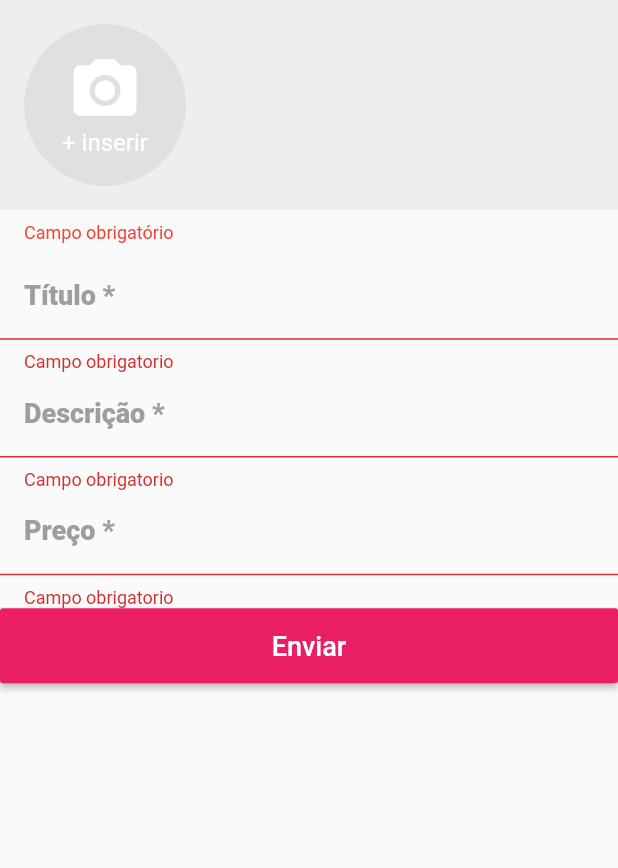
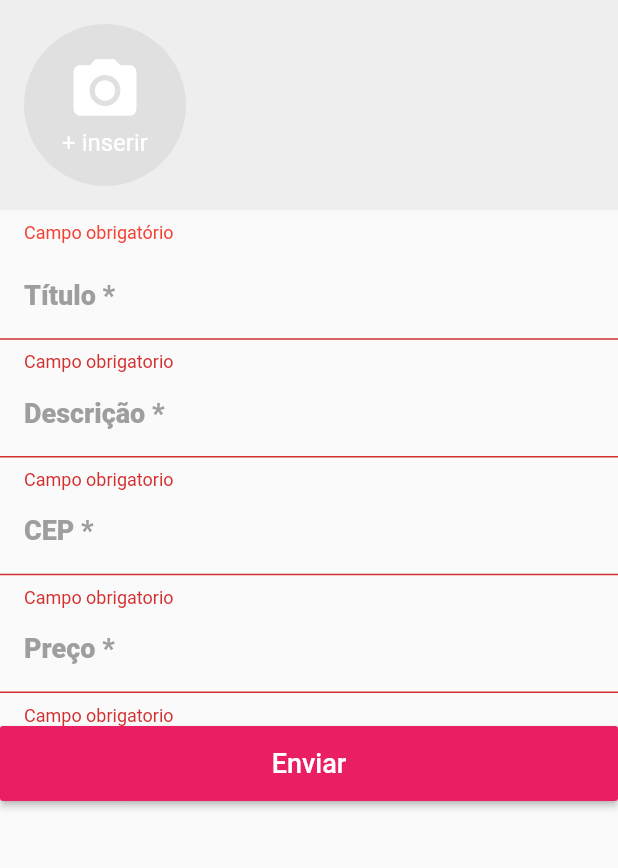
Before and after one commit to maximillianfx/flutter-course, a Flutter app: the CreateScreen screen opened directly, after a tap on "Enviar", on a phone screen of 412 x 824 dp, the part 84-952 px from its top. Run offline on Flutter 3.47's test engine with Material 2 defaults, Android fonts, the phone set to English and light mode, and no system bars; our stand-ins replace brasil_fields, carousel_pro, cloud_firestore, dio, firebase_auth, firebase_storage and 11 more; missing offline and left inert: bloc_pattern, dart:ffi, flutter_youtube; accounts and stored records are empty; statements that could not run were skipped; key blocks and very long unbroken strings in the code were emptied for the run.

Commit message:
Adição de campo para cep; chamada para VIACEP

```diff
--- /dev/null
+++ b/xlo/xlo/lib/api/api_postal_code.dart
@@ -0,0 +1,42 @@
+import 'package:dio/dio.dart';
+import 'package:xlo/models/address.dart';
+import 'package:xlo/repositories/api_error.dart';
+import 'package:xlo/repositories/api_response.dart';
+
+Future<ApiResponse> getAddressFromApi(String postalCode) async {
+  final String endPoint = "http://viacep.com.br/ws/${postalCode.replaceAll('.','').replaceAll('-', '')}/json/";
+
+  try {
+    final Response response = await Dio().get<Map>(endPoint);
+
+    if (response.data.containsKey('erro') && response.data['erro']) {
+      return ApiResponse.error(
+        error: ApiError(
+          code: response.statusCode,
+          message: 'CEP invalido'
+        )
+      );
+    }
+
+    final Address address = Address(
+        place: response.data['logradouro'],
+        district: response.data['bairro'],
+        city: response.data['localidade'],
+        postalCode: response.data['cep'],
+        federativeUnit: response.data['uf']
+    );
+
+
+
+    return ApiResponse.success(
+      result: address
+    );
+  } on DioError catch(e) {
+    return ApiResponse.error(
+      error: ApiError(
+        code: e.response.statusCode,
+        message: "Falha ao conectar VIACEP"
+      )
+    );
+  }
+}
--- /dev/null
+++ b/xlo/xlo/lib/blocs/cep_bloc.dart
@@ -0,0 +1,50 @@
+import 'package:rxdart/rxdart.dart';
+import 'package:xlo/api/api_postal_code.dart';
+import 'package:xlo/models/address.dart';
+import 'package:xlo/repositories/api_response.dart';
+
+enum CepFieldState { INITIALIZING, INCOMPLETE, INVALID, VALID }
+
+class CepBlocState {
+
+  CepBlocState({this.cepFieldState, this.cep, this.address});
+
+  CepFieldState cepFieldState;
+  String cep;
+  Address address;
+
+}
+
+class CepBloc {
+
+  CepBloc() {
+    onChaged("");
+  }
+
+  final BehaviorSubject<CepBlocState> _cepController = BehaviorSubject<CepBlocState>();
+  Stream<CepBlocState> get outCep => _cepController.stream;
+
+  void searchCep(String cep) async {
+    final ApiResponse apiResponse = await getAddressFromApi(cep);
+
+    if (apiResponse.success) {
+      _cepController.add(CepBlocState(cepFieldState: CepFieldState.VALID, cep: cep, address: apiResponse.result));
+    } else {
+      _cepController.add(CepBlocState(cepFieldState: CepFieldState.INVALID, cep: cep));
+    }
+  }
+
+  void onChaged(String cep) {
+    cep = cep.trim().replaceAll('-', '').replaceAll('.', '');
+    if (cep.isEmpty || cep.length < 8) {
+      _cepController.add(CepBlocState(cepFieldState: CepFieldState.INCOMPLETE, cep: cep));
+    } else {
+      searchCep(cep);
+    }
+  }
+
+  void dispose() {
+    _cepController.close();
+  }
+
+}
--- /dev/null
+++ b/xlo/xlo/lib/common/cep_field.dart
@@ -0,0 +1,116 @@
+import 'package:brasil_fields/brasil_fields.dart';
+import 'package:flutter/material.dart';
+import 'package:flutter/services.dart';
+import 'package:xlo/blocs/cep_bloc.dart';
+import 'package:xlo/models/address.dart';
+
+class CepField extends StatefulWidget {
+
+  CepField({this.decoration, this.onSaved});
+
+  final InputDecoration decoration;
+  final FormFieldSetter<Address> onSaved;
+
+  @override
+  _CepFieldState createState() => _CepFieldState();
+}
+
+class _CepFieldState extends State<CepField> {
+
+  InputDecoration get decoration => widget.decoration;
+  FormFieldSetter<Address> get onSaved => widget.onSaved;
+
+  CepBloc cepBloc;
+
+  @override
+  void initState() {
+    super.initState();
+    cepBloc = CepBloc();
+  }
+
+
+  @override
+  void dispose() {
+    cepBloc?.dispose();
+    super.dispose();
+  }
+
+  @override
+  Widget build(BuildContext context) {
+    return StreamBuilder<CepBlocState>(
+      initialData: CepBlocState(cepFieldState: CepFieldState.INITIALIZING),
+      stream: cepBloc.outCep,
+      builder: (context, snapshot) {
+        if (snapshot.data.cepFieldState == CepFieldState.INITIALIZING)
+          return Container();
+        return Column(
+          children: <Widget>[
+            TextFormField(
+              initialValue: snapshot.data.cep,
+              decoration: decoration,
+              keyboardType: TextInputType.number,
+              inputFormatters: [
+                WhitelistingTextInputFormatter.digitsOnly,
+                CepInputFormatter(),
+              ],
+              onSaved: (c) {
+                onSaved(snapshot.data.address);
+              },
+              onChanged: cepBloc.onChaged,
+              validator: (c) {
+                switch(snapshot.data.cepFieldState) {
+                  case CepFieldState.INITIALIZING:
+                  case CepFieldState.INCOMPLETE:
+                    return "Campo obrigatorio";
+                  case CepFieldState.INVALID:
+                    return "Campo invalido";
+                  case CepFieldState.VALID:
+                }
+                return null;
+              },
+            ),
+            buildInformation(snapshot.data)
+          ],
+        );
+      }
+    );
+  }
+
+  Widget buildInformation(CepBlocState blocState) {
+    switch (blocState.cepFieldState) {
+      case CepFieldState.INITIALIZING:
+      case CepFieldState.INCOMPLETE:
+        return Container();
+      case CepFieldState.INVALID:
+        return Container(
+          height: 50,
+          padding: const EdgeInsets.all(8),
+          color: Colors.red.withAlpha(100),
+          alignment: Alignment.center,
+          child: Text(
+            "CEP invalido",
+            textAlign: TextAlign.center,
+            style: TextStyle(
+              fontWeight: FontWeight.w600, color: Colors.red
+            ),
+          ),
+        );
+      case CepFieldState.VALID:
+        final _address = blocState.address;
+        return Container(
+          height: 50,
+          padding: const EdgeInsets.all(8),
+          color: Colors.pink,
+          alignment: Alignment.center,
+          child: Text(
+            "Localização: ${_address.district} - ${_address.city} - ${_address.federativeUnit}",
+            textAlign: TextAlign.center,
+            style: TextStyle(
+              fontWeight: FontWeight.w600, color: Colors.white
+            ),
+          ),
+        );
+    }
+    return Container();
+  }
+}
--- /dev/null
+++ b/xlo/xlo/lib/models/address.dart
@@ -0,0 +1,16 @@
+class Address {
+
+  Address({this.place, this.district, this.city, this.postalCode, this.federativeUnit});
+
+  String place;
+  String district;
+  String city;
+  String postalCode;
+  String federativeUnit;
+
+  @override
+  String toString() {
+    return '$place, $district, $city, $postalCode, $federativeUnit';
+  }
+
+}
--- /dev/null
+++ b/xlo/xlo/lib/repositories/api_error.dart
@@ -0,0 +1,10 @@
+import 'package:flutter/foundation.dart';
+
+class ApiError {
+
+  ApiError({@required this.code, @required this.message});
+
+  final int code;
+  final String message;
+
+}
--- /dev/null
+++ b/xlo/xlo/lib/repositories/api_response.dart
@@ -0,0 +1,16 @@
+import 'api_error.dart';
+
+class ApiResponse {
+
+  ApiResponse.success({this.result}) {
+    success = true;
+  }
+
+  ApiResponse.error({this.error}) {
+    success = false;
+  }
+
+  bool success;
+  dynamic result;
+  ApiError error;
+}
--- a/xlo/xlo/lib/screens/create/create_screen.dart
+++ b/xlo/xlo/lib/screens/create/create_screen.dart
@@ -1,6 +1,8 @@
 import 'package:brasil_fields/brasil_fields.dart';
 import 'package:flutter/material.dart';
 import 'package:flutter/services.dart';
+import 'package:xlo/api/api_postal_code.dart';
+import 'package:xlo/common/cep_field.dart';
 import 'package:xlo/common/custom_drawer/custom_drawer.dart';
 import 'package:xlo/screens/create/widgets/images_field.dart';
 
@@ -72,6 +74,20 @@ class _CreateScreenState extends State<CreateScreen> {
 
               },
             ),
+            CepField(
+              decoration: InputDecoration(
+                  labelText: "CEP *",
+                  labelStyle: TextStyle(
+                      fontWeight: FontWeight.w800,
+                      color: Colors.grey,
+                      fontSize: 18
+                  ),
+                  contentPadding: const EdgeInsets.fromLTRB(16, 10, 12, 10)
+              ),
+              onSaved: (address) {
+
+              }
+            ),
             TextFormField(
               decoration: InputDecoration(
                 labelText: "Preço *",
```
